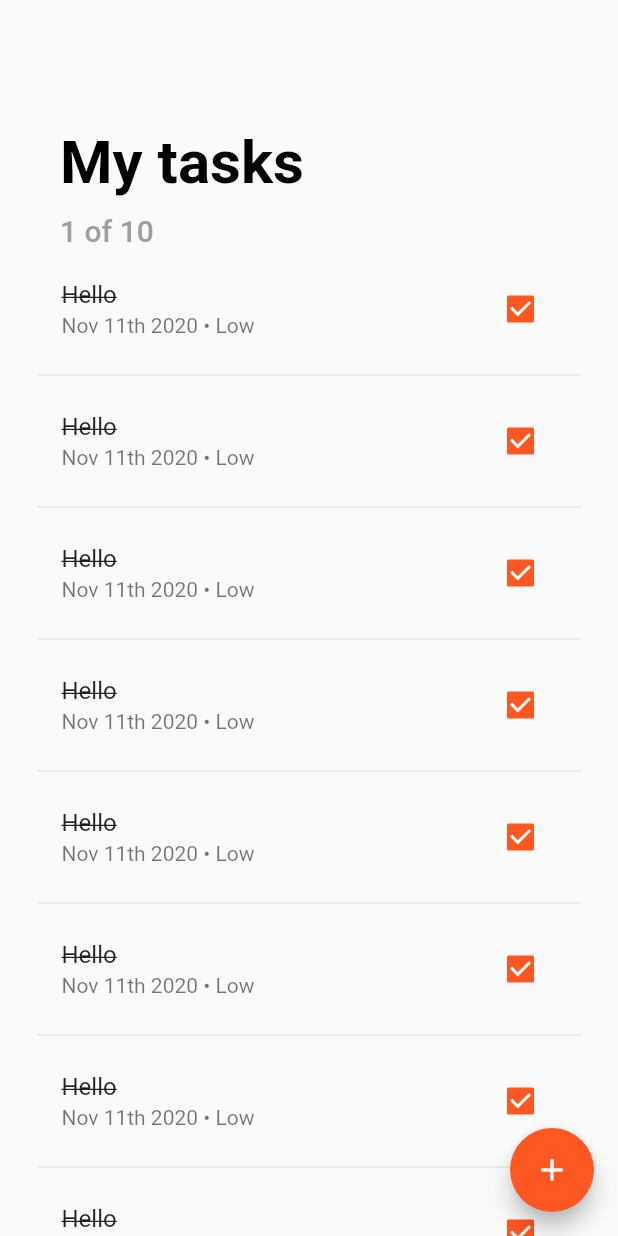
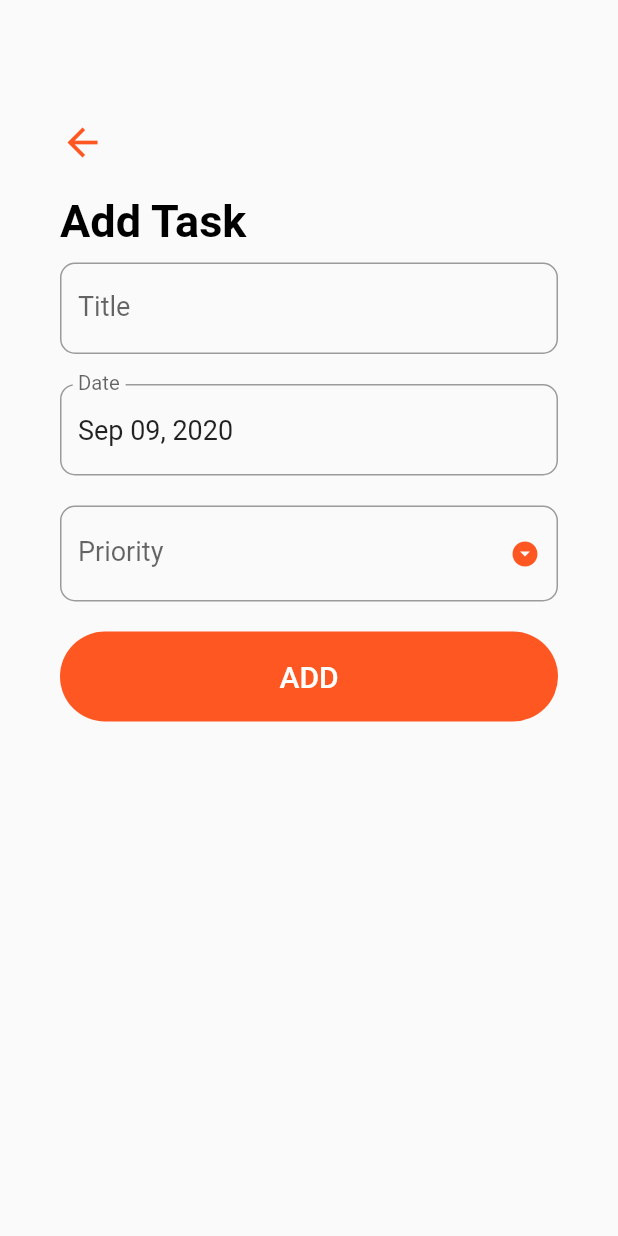
Before and after one commit to raduchiriac/tasker, a Flutter app: the screen it shows after launch, after a tap on the "add" icon, on a phone screen of 412 x 824 dp. Run offline on Flutter 3.47's test engine with Material 2 defaults, Android fonts, the phone set to English and light mode, and no system bars.

Commit message:
Create the Add Task screen

```diff
--- /dev/null
+++ b/lib/screens/add_task_screen.dart
@@ -0,0 +1,165 @@
+import 'package:flutter/material.dart';
+import 'package:intl/intl.dart';
+
+class AddTaskScreen extends StatefulWidget {
+  @override
+  _AddTaskScreenState createState() => _AddTaskScreenState();
+}
+
+class _AddTaskScreenState extends State<AddTaskScreen> {
+  final _formKey = GlobalKey<FormState>();
+  String _title = '';
+  String _priority;
+  DateTime _date = DateTime.now();
+  TextEditingController _dateController = TextEditingController();
+
+  final DateFormat _dateFormatter = DateFormat('MMM dd, yyyy');
+  final List<String> _priorities = ['Low', 'Medium', 'High'];
+
+  @override
+  void initState() {
+    super.initState();
+    _dateController.text = _dateFormatter.format(_date);
+  }
+
+  @override
+  void dispose() {
+    _dateController.dispose();
+    super.dispose();
+  }
+
+  _handleDatePicker() async {
+    final DateTime date = await showDatePicker(
+      context: context,
+      initialDate: _date,
+      firstDate: DateTime(2000),
+      lastDate: DateTime(2100),
+    );
+    if (date != null && date != _date) {
+      setState(() {
+        _date = date;
+      });
+      _dateController.text = _dateFormatter.format(date);
+    }
+  }
+
+  _submit() {
+    if (_formKey.currentState.validate()) {
+      _formKey.currentState.save();
+      print('$_title, $_date, $_priority');
+      Navigator.pop(context);
+    }
+  }
+
+  @override
+  Widget build(BuildContext context) {
+    return Scaffold(
+      body: GestureDetector(
+        onTap: () => FocusScope.of(context).unfocus(),
+        child: SingleChildScrollView(
+          child: Container(
+            padding: EdgeInsets.symmetric(horizontal: 40.0, vertical: 80.0),
+            child: Column(
+              crossAxisAlignment: CrossAxisAlignment.start,
+              children: <Widget>[
+                GestureDetector(
+                  onTap: () => Navigator.pop(context),
+                  child: Icon(Icons.arrow_back,
+                      size: 30, color: Theme.of(context).primaryColor),
+                ),
+                SizedBox(height: 20),
+                Text(
+                  "Add Task",
+                  style: TextStyle(
+                      color: Colors.black,
+                      fontSize: 30,
+                      fontWeight: FontWeight.bold),
+                ),
+                SizedBox(height: 10),
+                Form(
+                  key: _formKey,
+                  child: Column(
+                    children: <Widget>[
+                      TextFormField(
+                        style: TextStyle(fontSize: 18),
+                        decoration: InputDecoration(
+                            labelText: 'Title',
+                            labelStyle: TextStyle(fontSize: 18),
+                            border: OutlineInputBorder(
+                                borderRadius: BorderRadius.circular(10))),
+                        validator: (input) => input.trim().isEmpty
+                            ? "Please enter a title"
+                            : null,
+                        onChanged: (value) => _title = value,
+                        initialValue: _title,
+                      ),
+                      SizedBox(height: 20),
+                      TextFormField(
+                        controller: _dateController,
+                        readOnly: true,
+                        style: TextStyle(fontSize: 18),
+                        decoration: InputDecoration(
+                            labelText: 'Date',
+                            labelStyle: TextStyle(fontSize: 18),
+                            border: OutlineInputBorder(
+                                borderRadius: BorderRadius.circular(10))),
+                        onTap: _handleDatePicker,
+                      ),
+                      SizedBox(height: 20),
+                      DropdownButtonFormField(
+                          items: _priorities.map((String priority) {
+                            return DropdownMenuItem(
+                                value: priority,
+                                child: Text(
+                                  priority,
+                                  style: TextStyle(color: Colors.black),
+                                ));
+                          }).toList(),
+                          isDense: true,
+                          icon: Icon(Icons.arrow_drop_down_circle),
+                          iconSize: 20,
+                          iconEnabledColor: Theme.of(context).primaryColor,
+                          style: TextStyle(fontSize: 18),
+                          decoration: InputDecoration(
+                              labelText: 'Priority',
+                              labelStyle: TextStyle(fontSize: 18),
+                              border: OutlineInputBorder(
+                                  borderRadius: BorderRadius.circular(10))),
+                          validator: (value) =>
+                              value == null ? "Please select a priority" : null,
+                          value: _priority,
+                          onChanged: (value) {
+                            setState(() {
+                              _priority = value;
+                            });
+                          }),
+                      Container(
+                        margin: EdgeInsets.symmetric(vertical: 20.0),
+                        height: 60.0,
+                        width: double.infinity,
+                        decoration: BoxDecoration(
+                          color: Theme.of(context).primaryColor,
+                          borderRadius: BorderRadius.circular(30.0),
+                        ),
+                        child: FlatButton(
+                          child: Text(
+                            "ADD",
+                            style: TextStyle(
+                              color: Colors.white,
+                              fontSize: 20.0,
+                            ),
+                          ),
+                          onPressed: _submit,
+                        ),
+                      ),
+                    ],
+                  ),
+                ),
+              ],
+            ),
+          ),
+        ),
+      ),
+    );
+  }
+}
--- a/lib/screens/list_screen.dart
+++ b/lib/screens/list_screen.dart
@@ -1,4 +1,5 @@
 import 'package:flutter/material.dart';
+import 'package:tasker/screens/add_task_screen.dart';
 
 class ListScreen extends StatefulWidget {
   @override
@@ -13,7 +14,10 @@
         children: [
           ListTile(
             title: Text("Hello",
-                style: TextStyle(decoration: TextDecoration.lineThrough)),
+                style: TextStyle(
+                    decoration: TextDecoration.lineThrough,
+                    fontSize: 20,
+                    fontWeight: FontWeight.w500)),
             subtitle: Text("Nov 11th 2020 • Low"),
             trailing: Checkbox(
                 onChanged: (value) {
@@ -34,10 +38,11 @@
         floatingActionButton: FloatingActionButton(
           backgroundColor: Theme.of(context).primaryColor,
           child: Icon(Icons.add),
-          onPressed: () => print('Navigate to Add Task Screen'),
+          onPressed: () => Navigator.push(
+              context, MaterialPageRoute(builder: (_) => AddTaskScreen())),
         ),
         body: ListView.builder(
-          padding: EdgeInsets.symmetric(vertical: 80),
+          padding: EdgeInsets.symmetric(vertical: 70),
           itemCount: 11,
           itemBuilder: (BuildContext context, int index) {
             if (index == 0) {
--- a/pubspec.yaml
+++ b/pubspec.yaml
@@ -3,7 +3,7 @@
 
 # The following line prevents the package from being accidentally published to
 # pub.dev using `pub publish`. This is preferred for private packages.
-publish_to: 'none' # Remove this line if you wish to publish to pub.dev
+publish_to: "none" # Remove this line if you wish to publish to pub.dev
 
 # The following defines the version and build number for your application.
 # A version number is three numbers separated by dots, like 1.2.43
@@ -24,10 +24,10 @@
   flutter:
     sdk: flutter
 
-
   # The following adds the Cupertino Icons font to your application.
   # Use with the CupertinoIcons class for iOS style icons.
   cupertino_icons: ^0.1.3
+  intl: ^0.16.1
 
 dev_dependencies:
   flutter_test:
@@ -38,7 +38,6 @@
 
 # The following section is specific to Flutter.
 flutter:
-
   # The following line ensures that the Material Icons font is
   # included with your application, so that you can use the icons in
   # the material Icons class.
```
Also changed, not shown: lib/main.dart (+0 -13 lines), pubspec.lock.
